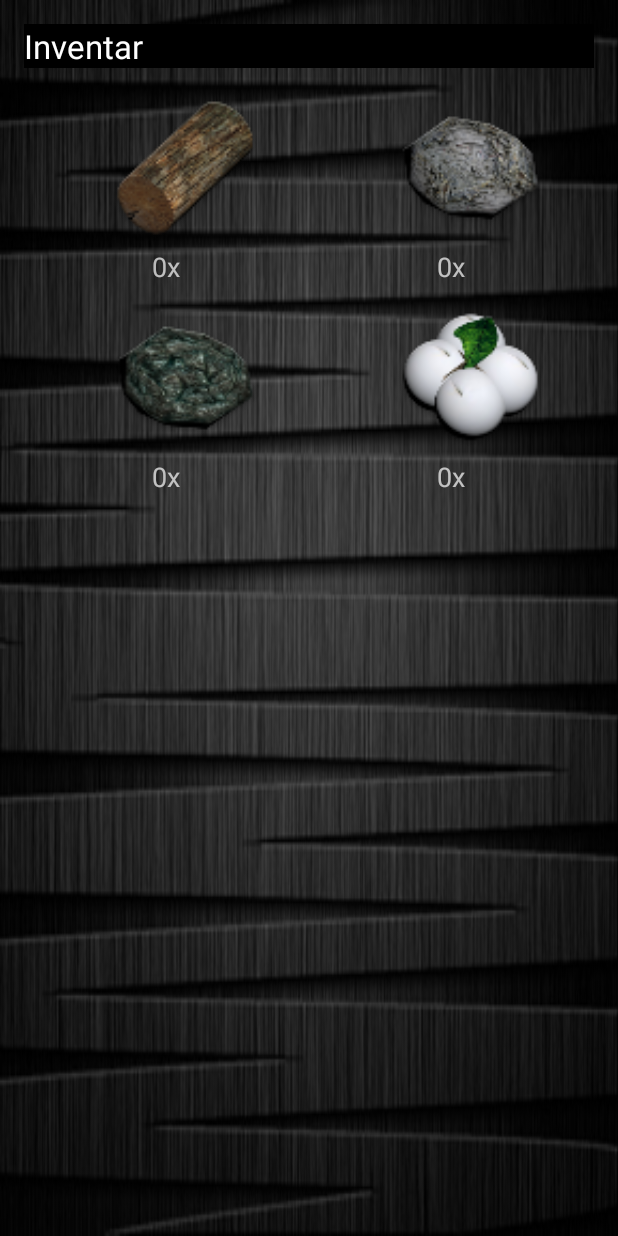
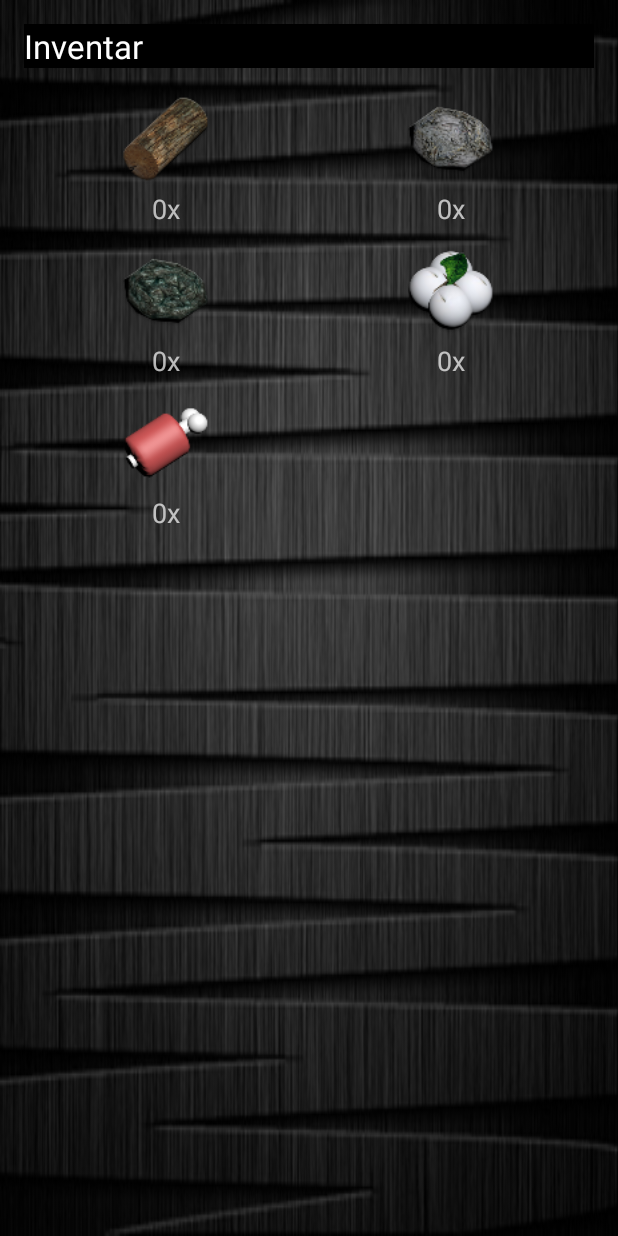
Before and after one commit to ti7215fi/PME16_crafting_game, an Android app: the InventoryActivity screen opened directly, with no data from a screen before it, on a phone screen of 412 x 824 dp. Run offline under Robolectric (Android 15) with nearby library versions, the phone set to English and light mode, and no system bars.

Commit message:
add landscape views for game and inventory

```diff
--- a/app/src/main/java/ferdi/david/tim/pme16_crafting_game/InventoryActivity.java
+++ b/app/src/main/java/ferdi/david/tim/pme16_crafting_game/InventoryActivity.java
@@ -21,7 +21,7 @@ import android.widget.TextView;
 public class InventoryActivity extends AppCompatActivity {
 
     private GridView    inventoryGridView;
-    private int         items[] = {R.mipmap.wood, R.mipmap.stone, R.mipmap.ore, R.mipmap.cotton} ;
+    private int         items[] = {R.mipmap.wood, R.mipmap.stone, R.mipmap.ore, R.mipmap.cotton, R.mipmap.meat} ;
     private float       height;
     private float       width;
 
@@ -72,12 +72,8 @@ public class InventoryActivity extends AppCompatActivity {
         //---returns an ImageView view---
         public View getView(int position, View convertView, ViewGroup parent)
         {
-            int cellSize = (int) width / (inventoryGridView.getNumColumns() * 2);
-            int cellMarginLeft = cellSize / 2;
             View row = convertView;
             Holder holder;
-            RelativeLayout.LayoutParams layoutParams = new RelativeLayout.LayoutParams(cellSize, cellSize);
-            layoutParams.setMargins(cellMarginLeft,0,0,0);
 
             if (convertView == null) {
                 LayoutInflater inflater = ((Activity) context).getLayoutInflater();
@@ -93,7 +89,6 @@ public class InventoryActivity extends AppCompatActivity {
                 holder = (Holder) row.getTag();
             }
             holder.textView.setText("0x");
-            holder.imageView.setLayoutParams(layoutParams);
             holder.imageView.setScaleType(ImageView.ScaleType.CENTER_CROP);
             holder.imageView.setImageResource(items[position]);
 
--- /dev/null
+++ b/app/src/main/res/layout-land/activity_inventory.xml
@@ -0,0 +1,32 @@
+<?xml version="1.0" encoding="utf-8"?>
+<RelativeLayout xmlns:android="http://schemas.android.com/apk/res/android"
+    xmlns:tools="http://schemas.android.com/tools"
+    android:layout_width="match_parent"
+    android:layout_height="match_parent"
+    android:paddingBottom="@dimen/activity_vertical_margin"
+    android:paddingLeft="@dimen/activity_horizontal_margin"
+    android:paddingRight="@dimen/activity_horizontal_margin"
+    android:paddingTop="@dimen/activity_vertical_margin"
+    tools:context="ferdi.david.tim.pme16_crafting_game.InventoryActivity"
+    android:background="@drawable/textureblackgrooves">
+
+    <TextView
+        android:layout_width="match_parent"
+        android:layout_height="wrap_content"
+        android:textAppearance="?android:attr/textAppearanceLarge"
+        android:text="@string/inventory_heading"
+        android:id="@+id/inventoryHeading"
+        android:layout_gravity="top"
+        android:background="@color/bright_foreground_material_light" />
+
+    <GridView
+        android:layout_width="wrap_content"
+        android:layout_height="wrap_content"
+        android:id="@+id/inventoryGridView"
+        android:layout_below="@+id/inventoryHeading"
+        android:layout_alignParentLeft="true"
+        android:layout_alignParentStart="true"
+        android:numColumns="4"
+        android:layout_marginTop="10dp" />
+
+</RelativeLayout>
```
Also changed, not shown: app/src/main/java/ferdi/david/tim/pme16_crafting_game/GameActivity.java (+8 -9 lines), app/src/main/res/layout-land/activity_game.xml (added, +32 -0 lines), 1 other file.
